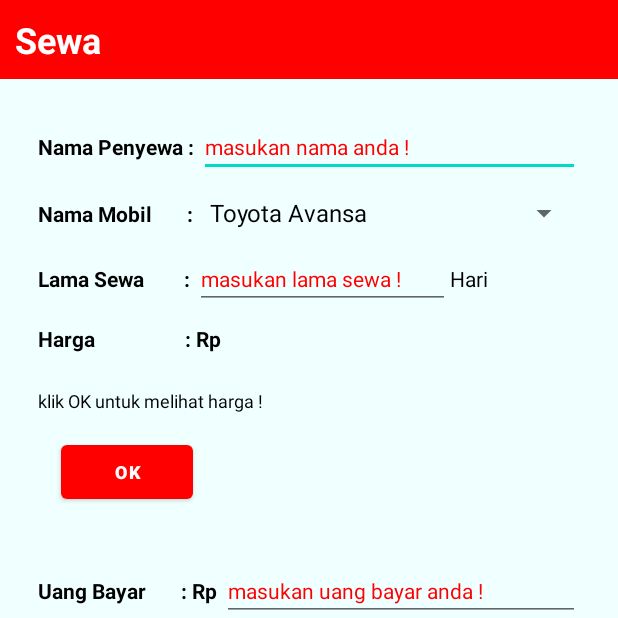
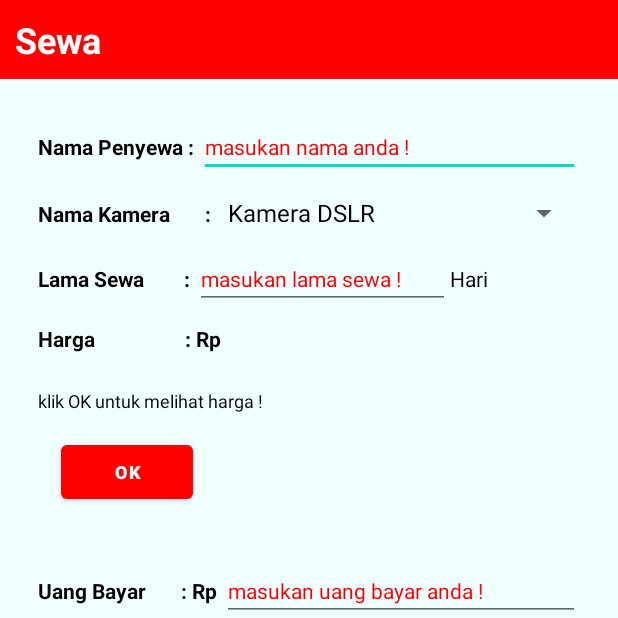
Before and after one commit to AryaSuryaaa/RentalKameraApp, an Android app: the screen it shows after launch (SewaMobilActivity before the commit, SewaKameraActivity after it), after a tap on "SEWA KAMERA", on a phone screen of 412 x 824 dp, the top half of it. Run offline under Robolectric (Android 15) with nearby library versions, the phone set to English and light mode, and no system bars.

Commit message:
memperbaiki sewa kamera activity

```diff
--- a/app/src/main/AndroidManifest.xml
+++ b/app/src/main/AndroidManifest.xml
@@ -19,7 +19,7 @@
             android:name=".StrukActivity"
             android:exported="true" />
         <activity
-            android:name=".SewaMobilActivity"
+            android:name=".SewaKameraActivity"
             android:exported="true" />
         <activity
             android:name=".listCameraActivity"
--- a/app/src/main/java/com/ris/rentalku/MainActivity.java
+++ b/app/src/main/java/com/ris/rentalku/MainActivity.java
@@ -21,7 +21,7 @@ public class MainActivity extends AppCompatActivity {
     }
 
     public void tombol_sewa(View view) {
-        Intent intent =new Intent(MainActivity.this, SewaMobilActivity.class);
+        Intent intent =new Intent(MainActivity.this, SewaKameraActivity.class);
         startActivity(intent);
     }
 
--- /dev/null
+++ b/app/src/main/java/com/ris/rentalku/SewaKameraActivity.java
@@ -0,0 +1,88 @@
+package com.ris.rentalku;
+
+import android.content.Intent;
+import android.os.Bundle;
+import android.view.View;
+import android.widget.ArrayAdapter;
+import android.widget.EditText;
+import android.widget.Spinner;
+import android.widget.TextView;
+import android.widget.Toast;
+
+import androidx.appcompat.app.AppCompatActivity;
+
+public class SewaKameraActivity extends AppCompatActivity {
+    int harga_sewa_kamera,jml_lmsw,ttl_hargasewa,jml_uang;
+    String s_nama;
+
+    Spinner ad_listkamera;
+    TextView harga_kamera;
+    EditText lama_sewa,uangbayar,nama_penyewa;
+
+
+    String list_kamera[] = {"Kamera DSLR","Kamera Mirrorless","Kamera Vlog","Webcam"};
+
+    @Override
+    protected void onCreate(Bundle savedInstanceState) {
+        super.onCreate(savedInstanceState);
+        setContentView(R.layout.activity_sewa_kamera);
+        nama_penyewa = findViewById(R.id.nama_penyewa);
+        ad_listkamera = findViewById(R.id.ad_listkamera);
+        harga_kamera = findViewById(R.id.harga_kamera);
+        lama_sewa = findViewById(R.id.lama_sewa);
+        uangbayar = findViewById(R.id.uangbayar);
+
+        ArrayAdapter ad_kamera = new ArrayAdapter(SewaKameraActivity.this, androidx.constraintlayout.widget.R.layout.support_simple_spinner_dropdown_item, list_kamera);
+        ad_listkamera.setAdapter(ad_kamera);
+
+
+    }
+
+    public void tmbl_OK (View view) {
+        jml_lmsw= Integer.parseInt(lama_sewa.getText().toString());
+        s_nama = nama_penyewa.getText().toString();
+
+
+        if(ad_listkamera.getSelectedItem().toString()=="Kamera DSLR"){
+            harga_sewa_kamera = 300000;
+            ttl_hargasewa = jml_lmsw * harga_sewa_kamera;
+            harga_kamera.setText(Integer.toString(ttl_hargasewa));
+        } else if (ad_listkamera.getSelectedItem().toString() == "Kamera Mirrorless"){
+            harga_sewa_kamera = 350000;
+            ttl_hargasewa = jml_lmsw * harga_sewa_kamera;
+            harga_kamera.setText(Integer.toString(ttl_hargasewa));
+        } else if (ad_listkamera.getSelectedItem().toString() == "Kamera Vlog"){
+            harga_sewa_kamera = 600000;
+            ttl_hargasewa = jml_lmsw * harga_sewa_kamera;
+            harga_kamera.setText(Integer.toString(ttl_hargasewa));
+        } else if (ad_listkamera.getSelectedItem().toString() == "Webcam"){
+            harga_sewa_kamera = 700000;
+            ttl_hargasewa = jml_lmsw * harga_sewa_kamera;
+            harga_kamera.setText(Integer.toString(ttl_hargasewa));
+        }
+
+    }
+
+    public void tombol_sewa2(View view) {
+        jml_uang = Integer.parseInt(uangbayar.getText().toString());
+        if (jml_uang < ttl_hargasewa) {
+            Toast.makeText(this, "Uang Kurang", Toast.LENGTH_SHORT).show();
+        }else{
+            Intent intent = new Intent(SewaKameraActivity.this,StrukActivity.class);
+
+            intent.putExtra("nama",s_nama);
+            intent.putExtra("kamera", ad_listkamera.getSelectedItem().toString());
+            intent.putExtra("lama",jml_lmsw);
+            intent.putExtra("total",ttl_hargasewa);
+            intent.putExtra("uang",jml_uang);
+            intent.putExtra("kembalian",jml_uang-ttl_hargasewa);
+
+            startActivity(intent);
+        }
+    }
+
+    public void hal_utama(View view) {
+        Intent intent = new Intent(SewaKameraActivity.this,MainActivity.class);
+        startActivity(intent);
+    }
+}
--- a/app/src/main/java/com/ris/rentalku/SewaMobilActivity.java
+++ /dev/null
@@ -1,88 +0,0 @@
-package com.ris.rentalku;
-
-import android.content.Intent;
-import android.os.Bundle;
-import android.view.View;
-import android.widget.ArrayAdapter;
-import android.widget.EditText;
-import android.widget.Spinner;
-import android.widget.TextView;
-import android.widget.Toast;
-
-import androidx.appcompat.app.AppCompatActivity;
-
-public class SewaMobilActivity extends AppCompatActivity {
-    int harga_sewa_mobil,jml_lmsw,ttl_hargasewa,jml_uang;
-    String s_nama;
-
-    Spinner ad_listmobil;
-    TextView harga_mobil;
-    EditText lama_sewa,uangbayar,nama_penyewa;
-
-
-    String list_mobil[] = {"Toyota Avansa","Daihatsu Xenia","Mitsubisi Pajero","Toyota Fortuner"};
-
-    @Override
-    protected void onCreate(Bundle savedInstanceState) {
-        super.onCreate(savedInstanceState);
-        setContentView(R.layout.activity_sewa_mobil);
-        nama_penyewa = findViewById(R.id.nama_penyewa);
-        ad_listmobil = findViewById(R.id.ad_listmobil);
-        harga_mobil = findViewById(R.id.harga_mobil);
-        lama_sewa = findViewById(R.id.lama_sewa);
-        uangbayar = findViewById(R.id.uangbayar);
-
-        ArrayAdapter ad_mbl = new ArrayAdapter(SewaMobilActivity.this, androidx.constraintlayout.widget.R.layout.support_simple_spinner_dropdown_item,list_mobil);
-        ad_listmobil.setAdapter(ad_mbl);
-
-
-    }
-
-    public void tmbl_OK (View view) {
-        jml_lmsw= Integer.parseInt(lama_sewa.getText().toString());
-        s_nama = nama_penyewa.getText().toString();
-
-
-        if(ad_listmobil.getSelectedItem().toString()=="Toyota Avansa"){
-            harga_sewa_mobil = 300000;
-            ttl_hargasewa = jml_lmsw * harga_sewa_mobil;
-            harga_mobil.setText(Integer.toString(ttl_hargasewa));
-        } else if (ad_listmobil.getSelectedItem().toString() == "Daihatsu Xenia"){
-            harga_sewa_mobil = 350000;
-            ttl_hargasewa = jml_lmsw * harga_sewa_mobil;
-            harga_mobil.setText(Integer.toString(ttl_hargasewa));
-        } else if (ad_listmobil.getSelectedItem().toString() == "Mitsubisi Pajero"){
-            harga_sewa_mobil = 600000;
-            ttl_hargasewa = jml_lmsw * harga_sewa_mobil;
-            harga_mobil.setText(Integer.toString(ttl_hargasewa));
-        } else if (ad_listmobil.getSelectedItem().toString() == "Toyota Fortuner"){
-            harga_sewa_mobil = 700000;
-            ttl_hargasewa = jml_lmsw * harga_sewa_mobil;
-            harga_mobil.setText(Integer.toString(ttl_hargasewa));
-        }
-
-    }
-
-    public void tombol_sewa2(View view) {
-        jml_uang = Integer.parseInt(uangbayar.getText().toString());
-        if (jml_uang < ttl_hargasewa) {
-            Toast.makeText(this, "Uang Kurang", Toast.LENGTH_SHORT).show();
-        }else{
-            Intent intent = new Intent(SewaMobilActivity.this,StrukActivity.class);
-
-            intent.putExtra("nama",s_nama);
-            intent.putExtra("mobil",ad_listmobil.getSelectedItem().toString());
-            intent.putExtra("lama",jml_lmsw);
-            intent.putExtra("total",ttl_hargasewa);
-            intent.putExtra("uang",jml_uang);
-            intent.putExtra("kembalian",jml_uang-ttl_hargasewa);
-
-            startActivity(intent);
-        }
-    }
-
-    public void hal_utama(View view) {
-        Intent intent = new Intent(SewaMobilActivity.this,MainActivity.class);
-        startActivity(intent);
-    }
-}
--- a/app/src/main/java/com/ris/rentalku/listCameraActivity.java
+++ b/app/src/main/java/com/ris/rentalku/listCameraActivity.java
@@ -15,7 +15,7 @@ public class listCameraActivity extends AppCompatActivity {
     }
 
     public void halSewa(View view) {
-        Intent intent = new Intent(listCameraActivity.this, SewaMobilActivity.class);
+        Intent intent = new Intent(listCameraActivity.this, SewaKameraActivity.class);
         startActivity(intent);
     }
 }
--- a/app/src/main/res/layout/activity_sewa_mobil.xml
+++ b/app/src/main/res/layout/activity_sewa_kamera.xml
@@ -4,7 +4,7 @@
     xmlns:tools="http://schemas.android.com/tools"
     android:layout_width="match_parent"
     android:layout_height="match_parent"
-    tools:context=".SewaMobilActivity"
+    tools:context=".SewaKameraActivity"
     android:orientation="vertical"
     android:background="@color/azure">
     <TextView
@@ -53,12 +53,12 @@
                 <TextView
                     android:layout_width="wrap_content"
                     android:layout_height="wrap_content"
-                    android:text="Nama Mobil       : "
+                    android:text="Nama Kamera       : "
                     android:textStyle="bold"
                     android:textColor="@color/black"/>
 
                 <Spinner
-                    android:id="@+id/ad_listmobil"
+                    android:id="@+id/ad_listkamera"
                     android:layout_width="match_parent"
                     android:layout_height="wrap_content"/>
             </LinearLayout>
@@ -100,7 +100,7 @@
                     android:textStyle="bold"
                     android:textColor="@color/black"/>
                 <TextView
-                    android:id="@+id/harga_mobil"
+                    android:id="@+id/harga_kamera"
                     android:text=""
                     android:layout_width="match_parent"
                     android:layout_height="wrap_content"
```
